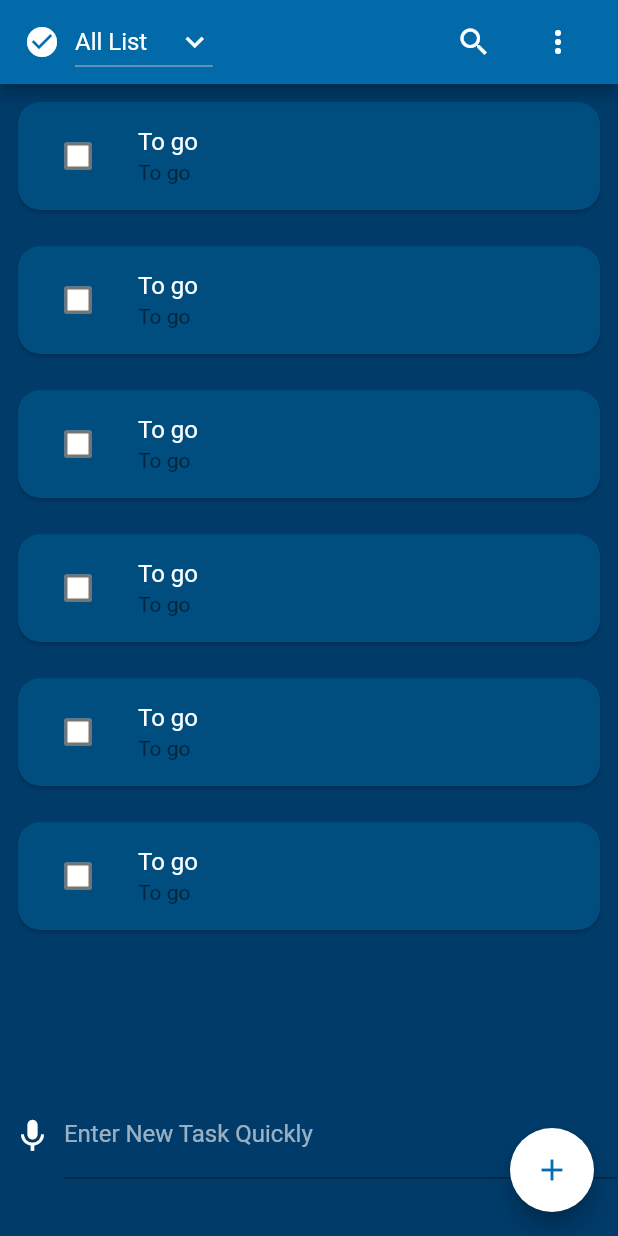
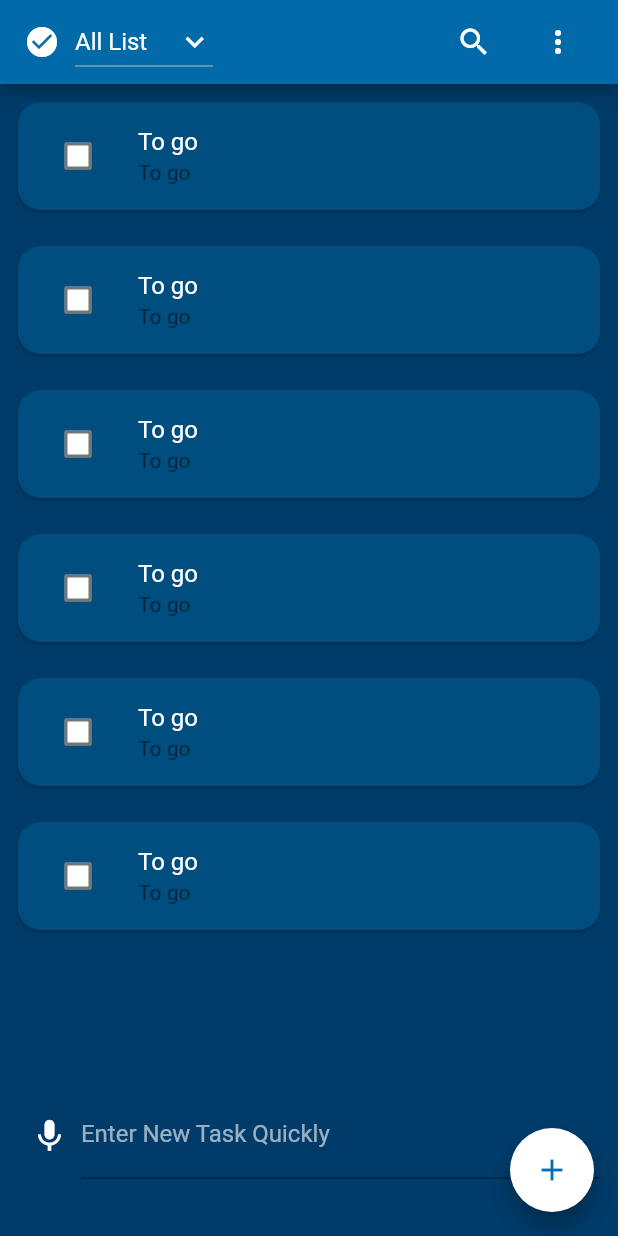
Before and after one commit to MFY2000/Jawan-Pakistan_Mobile-Hybrid-App-Dev-Using-Flutter_, a Flutter app: the screen it shows after launch, on a phone screen of 412 x 824 dp. Run offline on Flutter 3.47's test engine with Material 2 defaults, Android fonts, the light colour scheme and no system bars; our stand-ins replace date_time_picker, font_awesome_flutter.

Commit message:
MFY auto commit at 08/11/2021 21:59:01

```diff
--- a/Tasks/Task09 (Todo App)/todo_app_1/lib/main.dart
+++ b/Tasks/Task09 (Todo App)/todo_app_1/lib/main.dart
@@ -88,8 +88,6 @@ class _MyHomePageState extends State<MyHomePage> {
               ),
             ),
             Container(
-              padding: EdgeInsets.zero,
-              margin: EdgeInsets.zero,
               height: MediaQuery.of(context).size.height * .1,
               child: Row(
                 mainAxisAlignment: MainAxisAlignment.center,
@@ -103,7 +101,7 @@ class _MyHomePageState extends State<MyHomePage> {
                     ),
                   ),
                   SizedBox(
-                    width: MediaQuery.of(context).size.width * .895,
+                    width: MediaQuery.of(context).size.width * .84,
                     child: const TextField(
                       decoration: InputDecoration(
                           labelText: 'Enter New Task Quickly',
```
